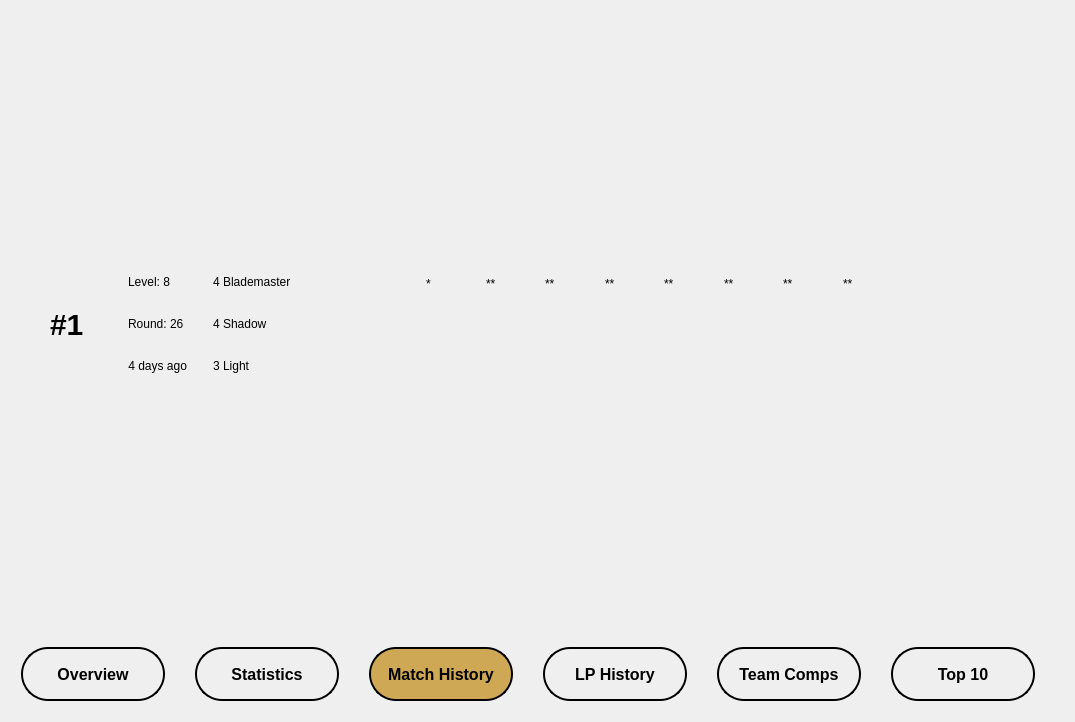
This is analyticswindow.ui in YannikSahl/TFT-Analyzer as Qt 5 draws it before an edit. The edited form follows.
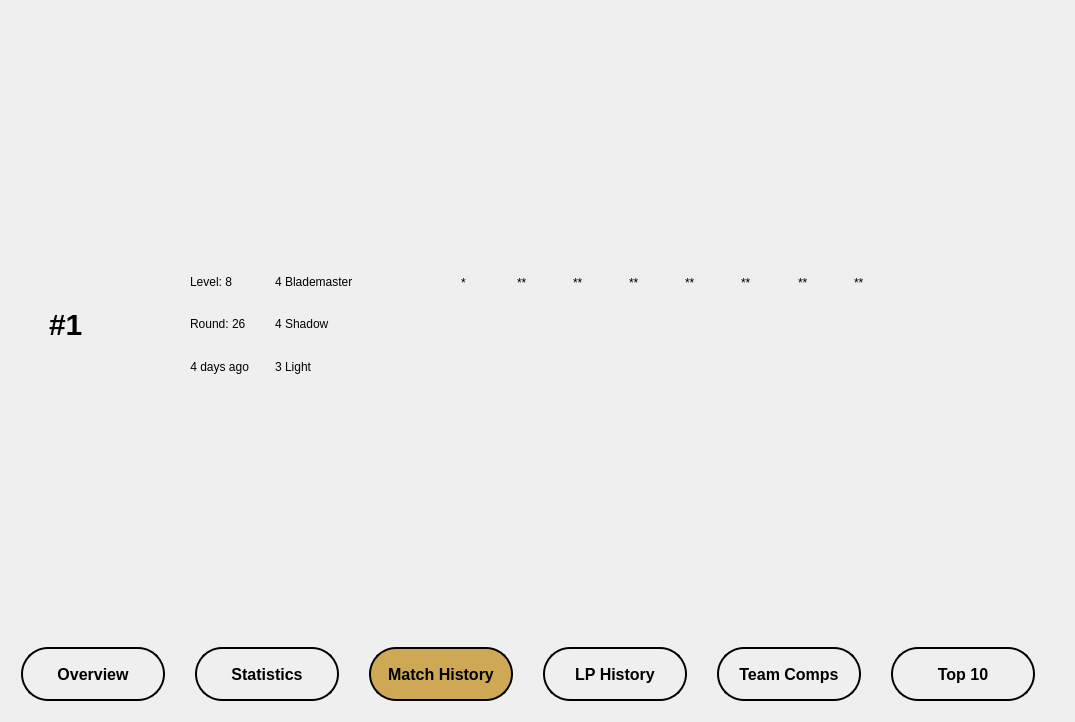
This is the edited form. The open tabs and pages were chosen to show the change. Icons and pictures are not drawn.

```diff
--- a/analyticswindow.ui
+++ b/analyticswindow.ui
@@ -589,7 +589,7 @@
           </property>
           <layout class="QVBoxLayout" name="verticalLayout">
            <item>
-            <widget class="QFrame" name="frame_match_2">
+            <widget class="QWidget" name="widget_match_2" native="true">
              <property name="minimumSize">
               <size>
                <width>0</width>
@@ -602,12 +602,6 @@
                <height>160</height>
               </size>
              </property>
-             <property name="frameShape">
-              <enum>QFrame::StyledPanel</enum>
-             </property>
-             <property name="frameShadow">
-              <enum>QFrame::Raised</enum>
-             </property>
              <layout class="QHBoxLayout" name="horizontalLayout_6">
               <item>
                <widget class="QFrame" name="frame_3">
@@ -617,6 +611,12 @@
                   <verstretch>0</verstretch>
                  </sizepolicy>
                 </property>
+                <property name="minimumSize">
+                 <size>
+                  <width>220</width>
+                  <height>0</height>
+                 </size>
+                </property>
                 <property name="frameShape">
                  <enum>QFrame::StyledPanel</enum>
                 </property>
@@ -683,6 +683,18 @@
                   <verstretch>0</verstretch>
                  </sizepolicy>
                 </property>
+                <property name="minimumSize">
+                 <size>
+                  <width>0</width>
+                  <height>0</height>
+                 </size>
+                </property>
+                <property name="maximumSize">
+                 <size>
+                  <width>170</width>
+                  <height>16777215</height>
+                 </size>
+                </property>
                 <property name="frameShape">
                  <enum>QFrame::StyledPanel</enum>
                 </property>
```
